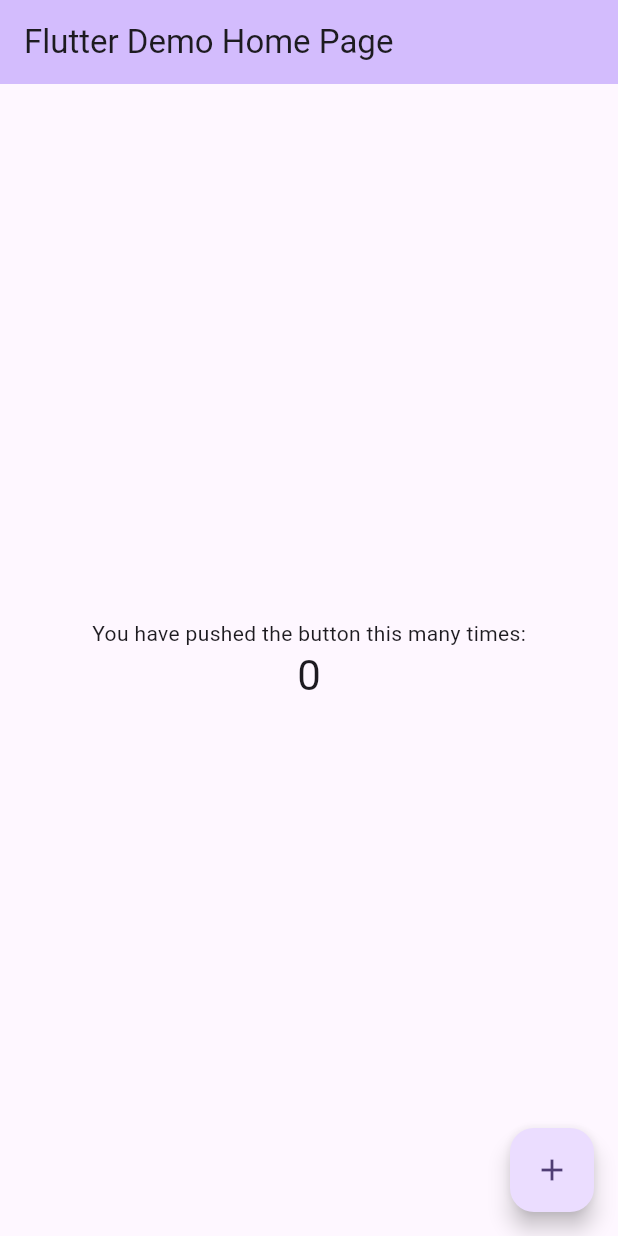
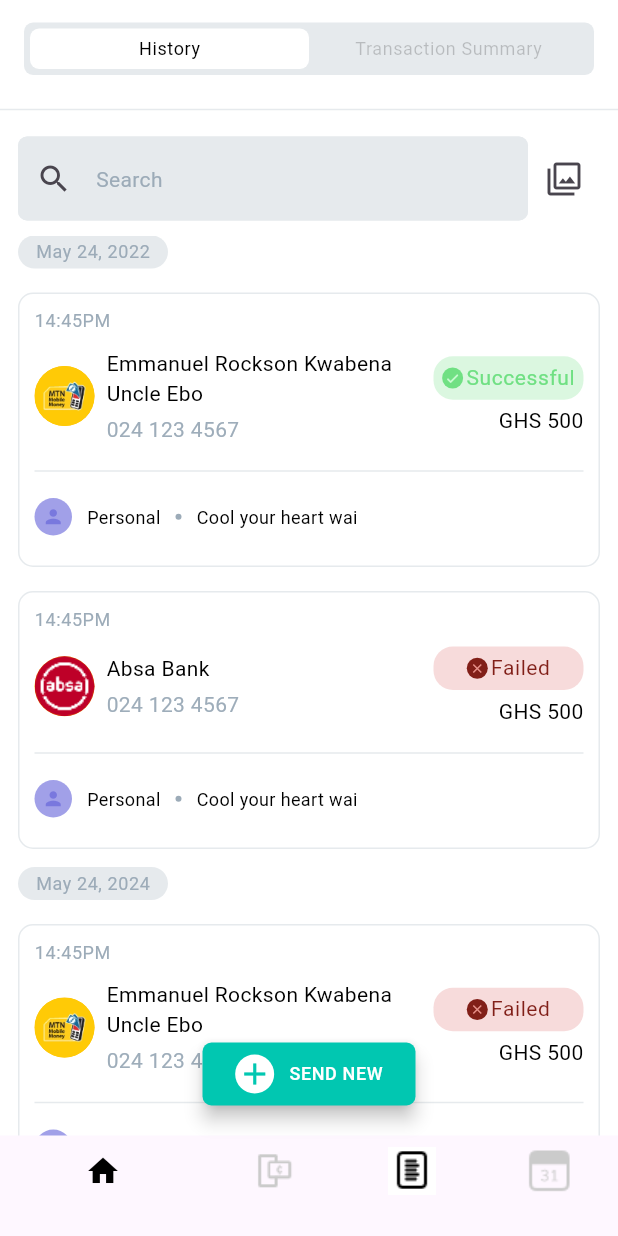
Before and after one commit to Trinity6264/hubtel, a Flutter app: the screen it shows after launch, on a phone screen of 412 x 824 dp. Run offline on Flutter 3.47's test engine with Material 3 defaults, Android fonts, the phone set to English and light mode, and no system bars.

Commit message:
Added assets file

```diff
--- /dev/null
+++ b/lib/history/components/history_card.dart
@@ -0,0 +1,189 @@
+// ignore_for_file: unnecessary_const, no-magic-number, prefer-moving-to-variable
+
+import "package:flutter/material.dart";
+import "package:hubtel/history/enums/history_status_enums.dart";
+
+class HistoryCard extends StatelessWidget {
+  const HistoryCard({
+    required this.avatarIconPath,
+    super.key,
+    required this.receiverName,
+    required this.transactionStatus,
+  });
+  final HistoryStatusEnums transactionStatus;
+  final String avatarIconPath;
+  final String receiverName;
+
+  @override
+  Widget build(BuildContext context) {
+    final textTheme = Theme.of(context).textTheme;
+
+    return Container(
+      padding: const EdgeInsets.all(10),
+      decoration: const BoxDecoration(
+        border: Border.fromBorderSide(BorderSide(color: Color(0xffE6EAED))),
+        borderRadius: BorderRadius.all(Radius.circular(10)),
+      ),
+      width: double.infinity,
+      margin: const EdgeInsets.only(top: 16),
+      child: Column(
+        crossAxisAlignment: CrossAxisAlignment.stretch,
+        children: [
+          Text(
+            "14:45PM",
+            style: textTheme.bodySmall?.copyWith(
+              color: const Color(0xff9CABB8),
+            ),
+          ),
+          Padding(
+            padding: const EdgeInsets.symmetric(vertical: 10),
+            child: Row(
+              children: [
+                CircleAvatar(
+                  backgroundColor: Colors.amber,
+                  backgroundImage: AssetImage(avatarIconPath),
+                ),
+                const SizedBox(width: 8),
+                Expanded(
+                  flex: 2,
+                  child: Column(
+                    crossAxisAlignment: CrossAxisAlignment.start,
+                    children: [
+                      Text(
+                        receiverName,
+                        style: textTheme.bodyMedium?.copyWith(
+                          color: const Color(0xff000000),
+                          fontSize: 14,
+                        ),
+                      ),
+                      const SizedBox(height: 4),
+                      Text(
+                        "024 123 4567",
+                        style: textTheme.bodyMedium?.copyWith(
+                          color: const Color(0xff9EADBA),
+                          fontSize: 14,
+                        ),
+                      ),
+                    ],
+                  ),
+                ),
+                const SizedBox(width: 8),
+                SizedBox(
+                  width: 100,
+                  child: Column(
+                    crossAxisAlignment: CrossAxisAlignment.end,
+                    children: [
+                      Container(
+                        alignment: Alignment.center,
+                        padding: const EdgeInsets.all(5),
+                        decoration: BoxDecoration(
+                          color: transactionStatus == HistoryStatusEnums.success
+                              ? const Color(0xffDBF7E0)
+                              : const Color(0xFFF7DBDB),
+                          borderRadius: const BorderRadius.all(
+                            Radius.circular(13),
+                          ),
+                        ),
+                        child: Row(
+                          mainAxisAlignment: MainAxisAlignment.center,
+                          children: [
+                            Container(
+                              padding: const EdgeInsets.all(2),
+                              decoration: BoxDecoration(
+                                color: transactionStatus ==
+                                        HistoryStatusEnums.success
+                                    ? const Color(0xff70E083)
+                                    : const Color(0xFF811F18),
+                                shape: BoxShape.circle,
+                              ),
+                              child: Icon(
+                                transactionStatus == HistoryStatusEnums.success
+                                    ? Icons.check
+                                    : Icons.close,
+                                size: 10,
+                                color: transactionStatus ==
+                                        HistoryStatusEnums.success
+                                    ? const Color(0xFFCDFCD5)
+                                    : const Color(0xFFE7918A),
+                              ),
+                            ),
+                            const SizedBox(width: 2),
+                            Text(
+                              transactionStatus == HistoryStatusEnums.success
+                                  ? "Successful"
+                                  : "Failed",
+                              style: textTheme.bodySmall?.copyWith(
+                                color: transactionStatus ==
+                                        HistoryStatusEnums.success
+                                    ? const Color(0xff70E083)
+                                    : const Color(0xFF811F18),
+                                fontSize: 14,
+                              ),
+                            ),
+                          ],
+                        ),
+                      ),
+                      const SizedBox(height: 4),
+                      Text(
+                        "GHS 500",
+                        style: textTheme.bodyMedium?.copyWith(
+                          color: const Color(0xff000000),
+                          fontSize: 14,
+                        ),
+                      ),
+                    ],
+                  ),
+                ),
+              ],
+            ),
+          ),
+          const Divider(color: Color(0xffE6EAED)),
+          Padding(
+            padding: const EdgeInsets.symmetric(vertical: 10),
+            child: Row(
+              children: [
+                Container(
+                  alignment: Alignment.center,
+                  padding: const EdgeInsets.all(5),
+                  decoration: BoxDecoration(
+                    color: const Color(0xff7978DE).withOpacity(0.7),
+                    shape: BoxShape.circle,
+                  ),
+                  margin: const EdgeInsets.only(right: 10),
+                  child: const Icon(
+                    Icons.person,
+                    size: 15,
+                    color: Color(0xff7978DE),
+                  ),
+                ),
+                Text(
+                  "Personal",
+                  style: textTheme.bodyMedium?.copyWith(
+                    color: const Color(0xff000000),
+                    fontSize: 12,
+                  ),
+                ),
+                Container(
+                  decoration: const BoxDecoration(
+                    color: Color(0xff9CABB8),
+                    shape: BoxShape.circle,
+                  ),
+                  width: 4,
+                  height: 4,
+                  margin: const EdgeInsets.symmetric(horizontal: 10),
+                ),
+                Text(
+                  "Cool your heart wai",
+                  style: textTheme.bodyMedium?.copyWith(
+                    color: const Color(0xff000000),
+                    fontSize: 12,
+                  ),
+                ),
+              ],
+            ),
+          ),
+        ],
+      ),
+    );
+  }
+}
--- /dev/null
+++ b/lib/history/components/history_date_wrapper.dart
@@ -0,0 +1,27 @@
+// ignore_for_file: no-magic-number
+
+import "package:flutter/material.dart";
+
+class HistoryDateWrapper extends StatelessWidget {
+  const HistoryDateWrapper({required this.date, super.key});
+  final String date;
+
+  @override
+  Widget build(BuildContext context) {
+    final TextTheme(:bodySmall) = Theme.of(context).textTheme;
+
+    return Container(
+      alignment: Alignment.center,
+      padding: const EdgeInsets.all(3),
+      decoration: const BoxDecoration(
+        color: Color(0xffE6EAED),
+        borderRadius: BorderRadius.all(Radius.circular(13)),
+      ),
+      width: 100,
+      child: Text(
+        date,
+        style: bodySmall?.copyWith(color: const Color(0xff9CABB8)),
+      ),
+    );
+  }
+}
--- /dev/null
+++ b/lib/history/enums/history_status_enums.dart
@@ -0,0 +1 @@
+enum HistoryStatusEnums { failed, success }
--- /dev/null
+++ b/lib/history/page/history_page.dart
@@ -0,0 +1,201 @@
+
+import "package:flutter/material.dart";
+import "package:hubtel/history/components/history_card.dart";
+import "package:hubtel/history/components/history_date_wrapper.dart";
+import "package:hubtel/history/enums/history_status_enums.dart";
+
+class HistoryPage extends StatelessWidget {
+  const HistoryPage({super.key});
+
+  @override
+  Widget build(BuildContext context) {
+    final textTheme = Theme.of(context).textTheme;
+
+    return Scaffold(
+      body: SafeArea(
+        child: Column(
+          children: [
+            Container(
+              height: 35,
+              margin: const EdgeInsets.symmetric(horizontal: 16, vertical: 15),
+              decoration: const BoxDecoration(
+                color: Color(0xffE6EAED),
+                borderRadius: BorderRadius.all(Radius.circular(6)),
+              ),
+              padding: const EdgeInsets.all(4),
+              child: Row(
+                children: [
+                  Expanded(
+                    child: Container(
+                      alignment: Alignment.center,
+                      decoration: const BoxDecoration(
+                        color: Colors.white,
+                        borderRadius: BorderRadius.all(Radius.circular(6)),
+                      ),
+                      child: Text(
+                        "History",
+                        style: textTheme.bodySmall?.copyWith(
+                          color: Colors.black,
+                          fontSize: 12,
+                        ),
+                      ),
+                    ),
+                  ),
+                  Expanded(
+                    child: Align(
+                      child: Text(
+                        "Transaction Summary",
+                        style: textTheme.bodySmall?.copyWith(
+                          color: Colors.black.withOpacity(0.2),
+                          fontSize: 12,
+                        ),
+                      ),
+                    ),
+                  ),
+                ],
+              ),
+            ),
+            const Divider(color: Color(0xffE6EAED)),
+            Container(
+              width: double.infinity,
+              padding: const EdgeInsets.symmetric(vertical: 10),
+              margin: const EdgeInsets.symmetric(horizontal: 12),
+              child: Row(
+                children: [
+                  Expanded(
+                    child: TextFormField(
+                      decoration: InputDecoration(
+                        hintText: "Search",
+                        hintStyle: textTheme.bodyMedium?.copyWith(
+                          color: const Color(0xff9CABB8),
+                        ),
+                        prefixIcon: const Icon(Icons.search),
+                        filled: true,
+                        fillColor: const Color(0xffE6EAED),
+                        focusedBorder: const OutlineInputBorder(
+                          borderSide: BorderSide(color: Color(0xffE6EAED)),
+                          borderRadius: BorderRadius.all(Radius.circular(6)),
+                        ),
+                        errorBorder: const OutlineInputBorder(
+                          borderSide: BorderSide(color: Color(0xffE6EAED)),
+                          borderRadius: BorderRadius.all(Radius.circular(6)),
+                        ),
+                        enabledBorder: const OutlineInputBorder(
+                          borderSide: BorderSide(color: Color(0xffE6EAED)),
+                          borderRadius: BorderRadius.all(Radius.circular(6)),
+                        ),
+                        border: InputBorder.none,
+                      ),
+                    ),
+                  ),
+                  IconButton(onPressed: () {}, icon: const Icon(Icons.filter)),
+                ],
+              ),
+            ),
+            const Expanded(
+              child: SingleChildScrollView(
+                child: Padding(
+                  padding: EdgeInsets.symmetric(horizontal: 12),
+                  child: Column(
+                    crossAxisAlignment: CrossAxisAlignment.start,
+                    children: [
+                      HistoryDateWrapper(date: "May 24, 2022"),
+                      HistoryCard(
+                        transactionStatus: HistoryStatusEnums.success,
+                        avatarIconPath: "assets/momo.png",
+                        receiverName: "Emmanuel Rockson Kwabena Uncle Ebo",
+                      ),
+                      HistoryCard(
+                        transactionStatus: HistoryStatusEnums.failed,
+                        avatarIconPath: "assets/images.png",
+                        receiverName: "Absa Bank",
+                      ),
+                      Padding(
+                        padding: EdgeInsets.only(top: 12),
+                        child: HistoryDateWrapper(date: "May 24, 2024"),
+                      ),
+                      HistoryCard(
+                        receiverName: "Emmanuel Rockson Kwabena Uncle Ebo",
+                        avatarIconPath: "assets/momo.png",
+                        transactionStatus: HistoryStatusEnums.failed,
+                      ),
+                      HistoryCard(
+                        transactionStatus: HistoryStatusEnums.failed,
+                        avatarIconPath: "assets/images.png",
+                        receiverName: "Absa Bank",
+                      ),
+                    ],
+                  ),
+                ),
+              ),
+            ),
+          ],
+        ),
+      ),
+      floatingActionButton: SizedBox(
+        height: 50,
+        width: 150,
+        child: Card(
+          elevation: 5,
+          color: const Color(0xff01C7B1),
+          shape: const RoundedRectangleBorder(
+            borderRadius: BorderRadius.all(Radius.circular(6)),
+          ),
+          child: Padding(
+            padding: const EdgeInsets.symmetric(horizontal: 8, vertical: 5),
+            child: Row(
+              mainAxisAlignment: MainAxisAlignment.center,
+              children: [
+                Container(
+                  padding: const EdgeInsets.all(1),
+                  alignment: Alignment.center,
+                  decoration: const BoxDecoration(
+                    shape: BoxShape.circle,
+                    color: Colors.white,
+                  ),
+                  child: const Icon(Icons.add, color: Color(0xff01C7B1)),
+                ),
+                const SizedBox(width: 10),
+                Text(
+                  "SEND NEW",
+                  textAlign: TextAlign.center,
+                  style: textTheme.bodySmall?.copyWith(
+                    color: Colors.white,
+                    fontWeight: FontWeight.w500,
+                  ),
+                ),
+              ],
+            ),
+          ),
+        ),
+      ),
+      floatingActionButtonLocation: FloatingActionButtonLocation.centerFloat,
+      bottomNavigationBar: BottomNavigationBar(
+        backgroundColor: Colors.white,
+        unselectedIconTheme: const IconThemeData(color: Color(0xffCBCBCB)),
+        showSelectedLabels: true,
+        showUnselectedLabels: true,
+        elevation: 0,
+        selectedLabelStyle: const TextStyle(color: Colors.black),
+        unselectedLabelStyle: const TextStyle(color: Colors.grey),
+        selectedIconTheme: const IconThemeData(color: Color(0xff000000)),
+        items: [
+          const BottomNavigationBarItem(icon: Icon(Icons.home), label: "Home"),
+          BottomNavigationBarItem(
+            icon: Image.asset("assets/send.png"),
+            label: "send",
+          ),
+          BottomNavigationBarItem(
+            icon: Image.asset("assets/history.png"),
+            label: "History",
+          ),
+          BottomNavigationBarItem(
+            icon: Image.asset("assets/schedules.png"),
+            label: "Schedule",
+          ),
+        ],
+      ),
+      backgroundColor: Colors.white,
+    );
+  }
+}
--- a/lib/main.dart
+++ b/lib/main.dart
@@ -1,4 +1,5 @@
 import 'package:flutter/material.dart';
+import 'package:hubtel/history/page/history_page.dart';
 
 void main() {
   runApp(const MyApp());
@@ -15,56 +16,7 @@ class MyApp extends StatelessWidget {
         colorScheme: ColorScheme.fromSeed(seedColor: Colors.deepPurple),
         useMaterial3: true,
       ),
-      home: const MyHomePage(title: 'Flutter Demo Home Page'),
+      home: const HistoryPage(),
     );
   }
 }
-
-class MyHomePage extends StatefulWidget {
-  const MyHomePage({super.key, required this.title});
-
-  final String title;
-
-  @override
-  State<MyHomePage> createState() => _MyHomePageState();
-}
-
-class _MyHomePageState extends State<MyHomePage> {
-  int _counter = 0;
-
-  void _incrementCounter() {
-    setState(() {
-      _counter++;
-    });
-  }
-
-  @override
-  Widget build(BuildContext context) {
-    return Scaffold(
-      appBar: AppBar(
-        backgroundColor: Theme.of(context).colorScheme.inversePrimary,
-        title: Text(widget.title),
-      ),
-      body: Center(
-        child: Column(
-          mainAxisAlignment: MainAxisAlignment.center,
-          children: <Widget>[
-            const Text(
-              'You have pushed the button this many times:',
-            ),
-            Text(
-              '$_counter',
-              style: Theme.of(context).textTheme.headlineMedium,
-            ),
-          ],
-        ),
-      ),
-
-      floatingActionButton: FloatingActionButton(
-        onPressed: _incrementCounter,
-        tooltip: 'Increment',
-        child: const Icon(Icons.add),
-      ),
-    );
-  }
-}
--- a/pubspec.yaml
+++ b/pubspec.yaml
@@ -59,9 +59,8 @@ flutter:
   uses-material-design: true
 
   # To add assets to your application, add an assets section, like this:
-  # assets:
-  #   - images/a_dot_burr.jpeg
-  #   - images/a_dot_ham.jpeg
+  assets:
+    - assets/
 
   # An image asset can refer to one or more resolution-specific "variants", see
   # https://flutter.dev/assets-and-images/#resolution-aware
```
Also changed, not shown: assets/history.png (added), assets/images.png (added), assets/momo.png (added), assets/schedules.png (added), assets/send.png (added).
